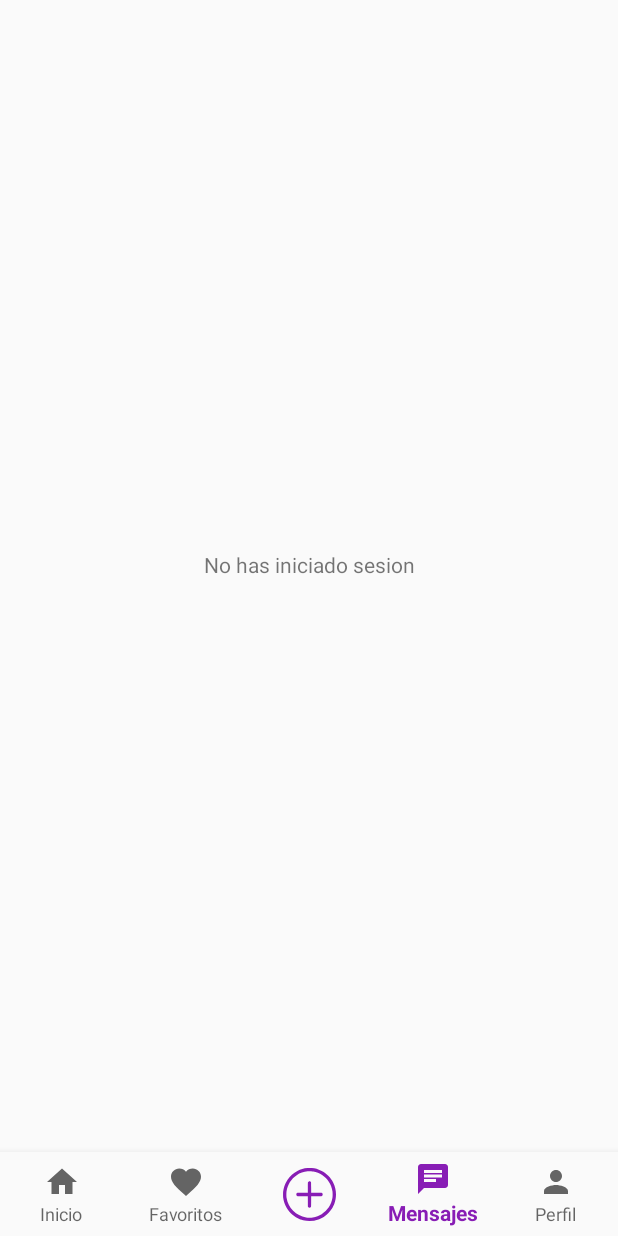
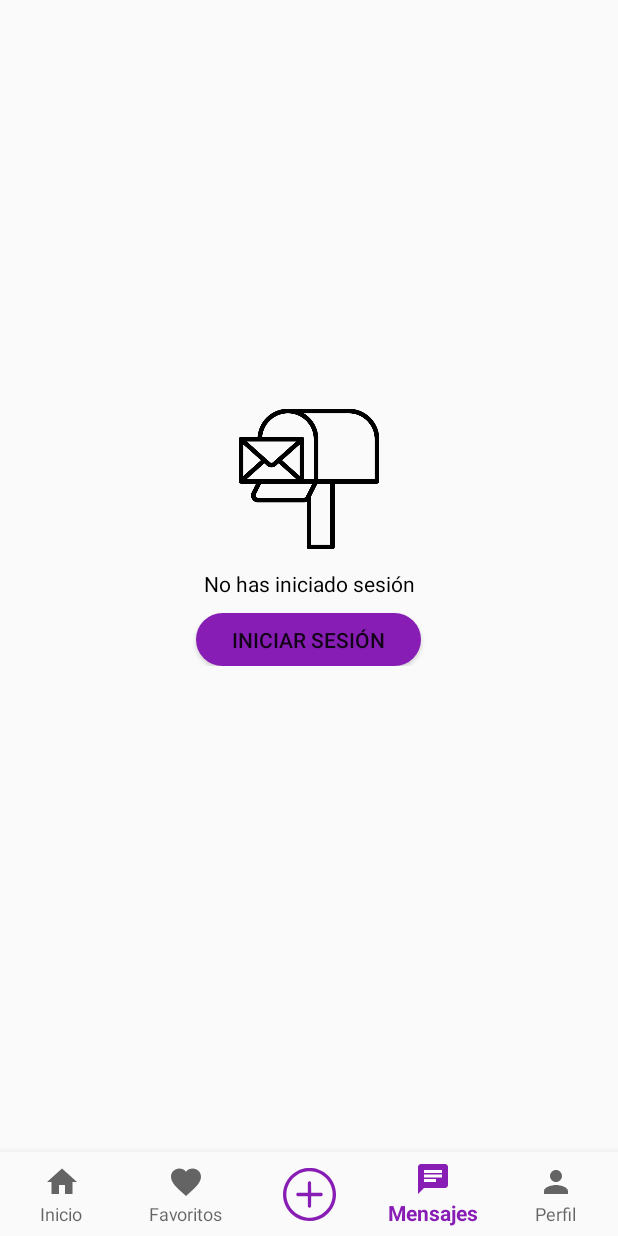
Before and after one commit to Braian-Pimentao/MyPet, an Android app: the screen it shows after launch (MainActivity), item 4 of the bottom bar chosen, on a phone screen of 412 x 824 dp. Run offline under Robolectric (Android 15) with nearby library versions, the phone set to English and light mode, and no system bars; our stand-ins replace Firebase (no records; nobody signed in at launch, a user with empty details on screens opened directly), Picasso; libraries missing offline, so code that uses them is left out: com.mancj.materialsearchbar; pictures from the network do not load; 2 statements that could not run were skipped.

Commit message:
Añadiendo el diseño si no hay mensajes o no has iniciado sesión en la app en el fragment chats

```diff
--- a/app/src/main/java/com/aplicacion/mypet/fragments/FragmentChats.java
+++ b/app/src/main/java/com/aplicacion/mypet/fragments/FragmentChats.java
@@ -1,9 +1,12 @@
 package com.aplicacion.mypet.fragments;
 
+import android.content.Intent;
 import android.os.Bundle;
 import android.view.LayoutInflater;
 import android.view.View;
 import android.view.ViewGroup;
+import android.widget.Button;
+import android.widget.LinearLayout;
 import android.widget.TextView;
 
 import androidx.annotation.Nullable;
@@ -12,6 +15,7 @@ import androidx.recyclerview.widget.LinearLayoutManager;
 import androidx.recyclerview.widget.RecyclerView;
 
 import com.aplicacion.mypet.R;
+import com.aplicacion.mypet.activities.sesion.IniciarSesion;
 import com.aplicacion.mypet.adaptadores.ChatsAdapter;
 import com.aplicacion.mypet.models.Chat;
 import com.aplicacion.mypet.providers.AuthProvider;
@@ -30,8 +34,10 @@ public class FragmentChats extends Fragment {
     private AuthProvider authProvider;
     private View view;
 
-    private TextView noIniciado;
-    private TextView noMensajes;
+    private TextView textLinearLayout;
+    private Button botonIniciar;
+    private LinearLayout linearLayoutNoMensajes;
+
     public FragmentChats() {
         // Required empty public constructor
     }
@@ -45,11 +51,21 @@ public class FragmentChats extends Fragment {
         LinearLayoutManager linearLayoutManager = new LinearLayoutManager(getContext());
         recyclerView.setLayoutManager(linearLayoutManager);
 
-        noIniciado = view.findViewById(R.id.no_inicado);
-        noMensajes = view.findViewById(R.id.no_mensajes);
+        textLinearLayout = view.findViewById(R.id.text_no_mensajes);
+        botonIniciar = view.findViewById(R.id.boton_iniciar_sesion);
+        botonIniciar.setOnClickListener(new View.OnClickListener() {
+            @Override
+            public void onClick(View v) {
+                Intent iniciarSesion = new Intent(getContext(), IniciarSesion.class);
+                startActivity(iniciarSesion);
+            }
+        });
+
+        linearLayoutNoMensajes = view.findViewById(R.id.mensaje_informativo);
 
         chatsProvider = new ChatsProvider();
         authProvider = new AuthProvider();
+
         return view;
     }
 
@@ -62,7 +78,11 @@ public class FragmentChats extends Fragment {
                 @Override
                 public void onEvent(@Nullable QuerySnapshot value, @Nullable FirebaseFirestoreException error) {
                     if (value.size()== 0) {
-                        noMensajes.setVisibility(View.VISIBLE);
+                        botonIniciar.setVisibility(View.GONE);
+                        textLinearLayout.setText(getString(R.string.sin_mensajes));
+                        linearLayoutNoMensajes.setVisibility(View.VISIBLE);
+                    } else {
+                        linearLayoutNoMensajes.setVisibility(View.GONE);
                     }
                 }
             });
@@ -76,7 +96,10 @@ public class FragmentChats extends Fragment {
             recyclerView.setAdapter(chatsAdapter);
             chatsAdapter.startListening();
         } else {
-            noIniciado.setVisibility(View.VISIBLE);
+            textLinearLayout.setText(getString(R.string.no_iniciado_sesion));
+            botonIniciar.setVisibility(View.VISIBLE);
+            linearLayoutNoMensajes.setVisibility(View.VISIBLE);
+
         }
     }
 
@@ -87,4 +110,13 @@ public class FragmentChats extends Fragment {
             chatsAdapter.stopListening();
         }
     }
+
+    private class PulsarBoton implements View.OnClickListener {
+
+        @Override
+        public void onClick(View v) {
+            Intent iniciarSesion = new Intent(getContext(), IniciarSesion.class);
+            startActivity(iniciarSesion);
+        }
+    }
 }
--- a/app/src/main/res/layout/fragment_chats.xml
+++ b/app/src/main/res/layout/fragment_chats.xml
@@ -4,23 +4,7 @@
     android:layout_width="match_parent"
     android:layout_height="match_parent"
     tools:context=".fragments.FragmentChats"
-    android:layout_marginBottom="15dp">
-
-    <TextView
-        android:id="@+id/no_inicado"
-        android:layout_width="match_parent"
-        android:layout_height="match_parent"
-        android:gravity="center"
-        android:text="No has iniciado sesion"
-        android:visibility="invisible"/>
-
-    <TextView
-        android:id="@+id/no_mensajes"
-        android:layout_width="match_parent"
-        android:layout_height="match_parent"
-        android:gravity="center"
-        android:text="No Tienes mensajes"
-        android:visibility="invisible"/>
+    android:layout_marginBottom="55dp">
 
     <LinearLayout
         android:layout_width="match_parent"
@@ -35,4 +19,39 @@
 
     </LinearLayout>
 
+    <LinearLayout
+        android:id="@+id/mensaje_informativo"
+        android:layout_width="match_parent"
+        android:layout_height="wrap_content"
+        android:orientation="vertical"
+        android:visibility="gone"
+        android:layout_gravity="center">
+
+        <ImageView
+            android:theme="@style/LogoBuzon"
+            android:layout_width="100dp"
+            android:layout_gravity="center"
+            android:layout_height="100dp" />
+
+        <TextView
+            android:theme="@style/colorDeTexto"
+            android:id="@+id/text_no_mensajes"
+            android:layout_width="match_parent"
+            android:layout_gravity="center"
+            android:layout_marginTop="10dp"
+            android:layout_height="wrap_content"
+            android:gravity="center"
+            android:visibility="visible" />
+
+        <Button
+            android:id="@+id/boton_iniciar_sesion"
+            android:background="@drawable/pulsar_boton_app"
+            android:layout_width="150dp"
+            android:layout_height="35dp"
+            android:layout_marginTop="10dp"
+            android:layout_gravity="center"
+            android:text="@string/iniciar"
+            android:visibility="gone"/>
+    </LinearLayout>
+
 </FrameLayout>
--- a/app/src/main/res/layout/fragment_favorito.xml
+++ b/app/src/main/res/layout/fragment_favorito.xml
@@ -6,11 +6,6 @@
     android:layout_height="match_parent"
     tools:context=".fragments.FragmentFavorito">
 
-    <!-- TODO: Update blank fragment layout -->
-    <TextView
-        android:layout_width="match_parent"
-        android:layout_height="match_parent"
-        android:text="Fragment Favorito" />
     <LinearLayout
         android:layout_width="match_parent"
         android:layout_height="match_parent"
--- a/app/src/main/res/values-night/themes.xml
+++ b/app/src/main/res/values-night/themes.xml
@@ -41,6 +41,9 @@
         <item name="android:tint">@color/white</item>
     </style>
 
+    <style name="LogoBuzon" parent="Theme.AppCompat.DayNight.NoActionBar">
+        <item name="srcCompat">@drawable/buzon_blanco</item>
+    </style>
 
     <style name="splashTheme" parent="Theme.AppCompat.DayNight.NoActionBar">
         <item name="android:windowBackground">@drawable/splash_mypet</item>
--- a/app/src/main/res/values/strings.xml
+++ b/app/src/main/res/values/strings.xml
@@ -112,4 +112,7 @@
     <string name="fecha">Fecha</string>
     <string name="online">En linea</string>
     <string name="mensaje_nuevo">Mensaje nuevo</string>
+    <string name="no_iniciado_sesion">No has iniciado sesión</string>
+    <string name="sin_mensajes">No tienes mensajes</string>
+
 </resources>
--- a/app/src/main/res/values/themes.xml
+++ b/app/src/main/res/values/themes.xml
@@ -40,7 +40,9 @@
         <item name="srcCompat">@drawable/logo</item>
     </style>
 
-
+    <style name="LogoBuzon" parent="Theme.AppCompat.Light.NoActionBar">
+        <item name="srcCompat">@drawable/buzon_negro</item>
+    </style>
 
     <style name="splashTheme" parent="Theme.AppCompat.Light.NoActionBar">
         <item name="android:windowBackground">@drawable/splash_mypet</item>
```
Also changed, not shown: app/src/main/res/drawable-hdpi/buzon_blanco.png (added), app/src/main/res/drawable-hdpi/buzon_negro.png (added), app/src/main/res/drawable-mdpi/buzon_blanco.png (added), app/src/main/res/drawable-mdpi/buzon_negro.png (added), app/src/main/res/drawable-xhdpi/buzon_blanco.png (added), app/src/main/res/drawable-xhdpi/buzon_negro.png (added), app/src/main/res/drawable-xxhdpi/buzon_blanco.png (added), app/src/main/res/drawable-xxhdpi/buzon_negro.png (added), app/src/main/res/drawable-xxxhdpi/buzon_blanco.png (added), app/src/main/res/drawable-xxxhdpi/buzon_negro.png (added).
